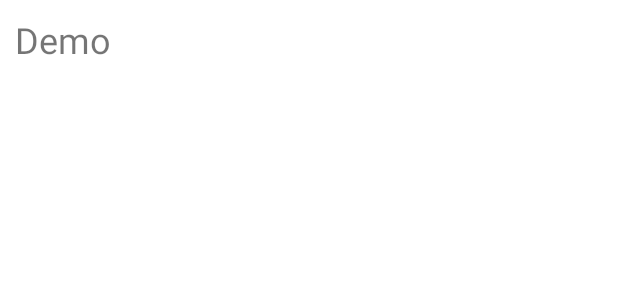
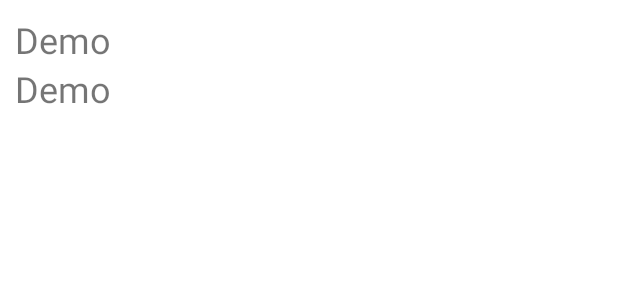
Before and after one commit to pravinbhagwat/AuthApplicationV3, an Android app: the layout activity_apiactivity.xml on its own in the app's theme, with its tools: preview values and no code run, on a phone screen of 412 x 824 dp. Shown: the top 300 px of the screen. Run offline under Robolectric (Android 15) with nearby library versions, the phone set to English and light mode, and no system bars.

```diff
--- a/app/src/main/java/com/digitox/authapplicationv3/pojo/UserList.java
+++ b/app/src/main/java/com/digitox/authapplicationv3/pojo/UserList.java
@@ -22,6 +22,8 @@ public class UserList {
 
         @SerializedName("id")
         public Integer id;
+        @SerializedName("email")
+        public String email;
         @SerializedName("first_name")
         public String first_name;
         @SerializedName("last_name")
--- a/app/src/main/res/layout/activity_apiactivity.xml
+++ b/app/src/main/res/layout/activity_apiactivity.xml
@@ -9,15 +9,35 @@
     <ScrollView
         android:layout_width="match_parent"
         android:layout_height="match_parent"
+        >
+
+        <androidx.constraintlayout.widget.ConstraintLayout
+            android:layout_width="match_parent"
+            android:layout_height="wrap_content"
             android:padding="10dp">
 
             <com.google.android.material.textview.MaterialTextView
                 android:id="@+id/textView_data"
                 android:layout_width="match_parent"
                 android:layout_height="wrap_content"
+                app:layout_constraintTop_toTopOf="parent"
+                app:layout_constraintStart_toStartOf="parent"
+                app:layout_constraintEnd_toEndOf="parent"
                 android:textSize="24sp"
                 android:text="Demo"
                 />
+            <com.google.android.material.textview.MaterialTextView
+                android:id="@+id/textView_userdata"
+                android:layout_width="match_parent"
+                android:layout_height="wrap_content"
+                app:layout_constraintTop_toBottomOf="@+id/textView_data"
+                app:layout_constraintStart_toStartOf="parent"
+                app:layout_constraintEnd_toEndOf="parent"
+                android:textSize="24sp"
+                android:text="Demo"
+                />
+
+        </androidx.constraintlayout.widget.ConstraintLayout>
     </ScrollView>
 
 </androidx.constraintlayout.widget.ConstraintLayout>
```
Also changed, not shown: app/src/main/java/com/digitox/authapplicationv3/APIActivity.java (+36 -29 lines). Lines whose indentation alone changed are shown as unchanged.
